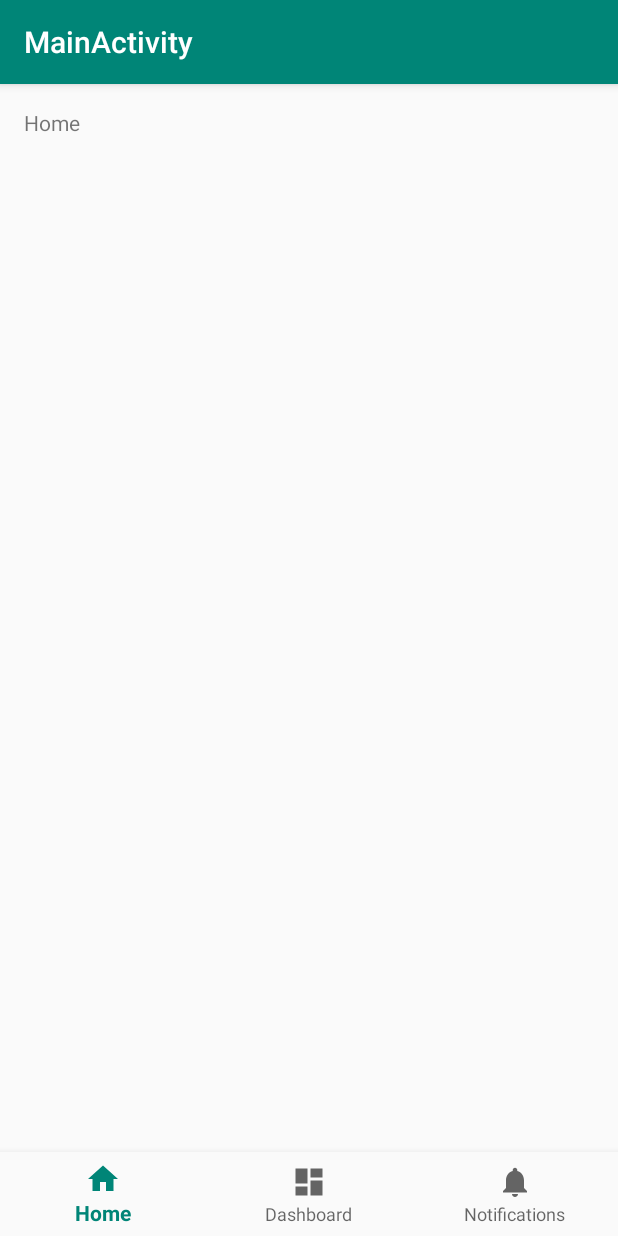
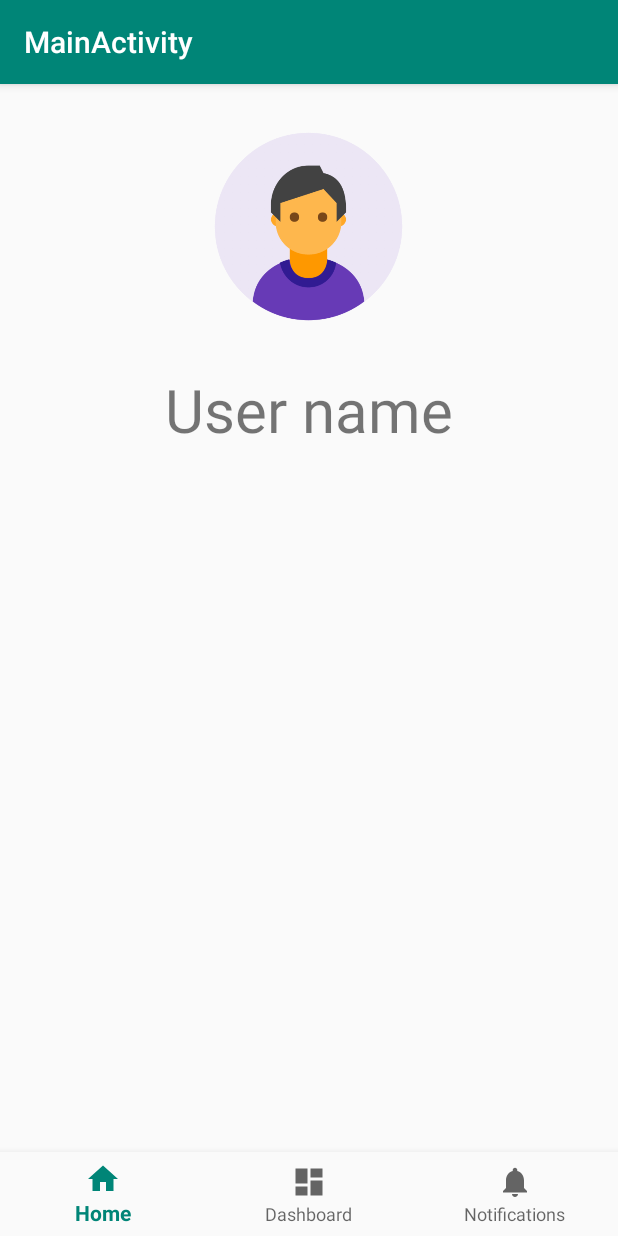
Before and after one commit to N18JAVAPROGRAMMING/Domino, an Android app: the screen it shows after launch (MainActivity), after a tap on "START", on a phone screen of 412 x 824 dp. Run offline under Robolectric (Android 15) with nearby library versions, the phone set to English and light mode, and no system bars.

Commit message:
Перед тем, как стало все плохо

```diff
--- a/app/src/main/AndroidManifest.xml
+++ b/app/src/main/AndroidManifest.xml
@@ -8,7 +8,8 @@
         android:label="@string/app_name"
         android:roundIcon="@mipmap/ic_launcher_round"
         android:supportsRtl="true"
-        android:theme="@style/AppTheme">
+        android:theme="@style/AppTheme"
+        >
         <activity android:name=".InActivity">
             <intent-filter>
                 <action android:name="android.intent.action.MAIN" />
--- a/app/src/main/java/com/example/guest/domino/AuthFragment.java
+++ b/app/src/main/java/com/example/guest/domino/AuthFragment.java
@@ -7,6 +7,8 @@ import android.view.LayoutInflater;
 import android.view.View;
 import android.view.ViewGroup;
 import android.widget.Button;
+import android.widget.EditText;
+import android.widget.TextView;
 
 
 /**
@@ -19,6 +21,8 @@ public class AuthFragment extends Fragment
     onCallBackListener listener;
 
     Button next;
+    TextView login;
+    EditText password;
 
     public interface onCallBackListener{
         void onCallBack(String login);
@@ -26,6 +30,7 @@ public class AuthFragment extends Fragment
 
     public void setListener(onCallBackListener listener){
         this.listener=listener;
+
     }
 
     public AuthFragment() {
@@ -46,6 +51,8 @@ public class AuthFragment extends Fragment
                              Bundle savedInstanceState) {
         View v =  inflater.inflate(R.layout.fragment_auth, container, false);
         next=v.findViewById(R.id.a_next);
+        login=v.findViewById(R.id.a_login);
+        password=v.findViewById(R.id.a_password);
         next.setOnClickListener(new View.OnClickListener() {
             @Override
             public void onClick(View v) {
--- a/app/src/main/java/com/example/guest/domino/InActivity.java
+++ b/app/src/main/java/com/example/guest/domino/InActivity.java
@@ -9,34 +9,63 @@ import android.widget.Button;
 
 public class InActivity extends AppCompatActivity {
 
-    AuthFragment authFragment;
-    Button addAccount;
+
+    Button actionButton;
+    int condition=0;
+    public static final int REGISTARTION_CONDITION=0;
+    public static final int AUTHORIZATION_CONDITION=1;
+    // 0 -авторизация
+    // 1 - регистрация
+
 
 
     @Override
     protected void onCreate(Bundle savedInstanceState) {
         super.onCreate(savedInstanceState);
         setContentView(R.layout.activity_in);
+         condition=AUTHORIZATION_CONDITION;
 
-        authFragment =AuthFragment.newInstance(this);
+
+        final AuthFragment authFragment =AuthFragment.newInstance(this);
         getSupportFragmentManager().popBackStack();
-        FragmentTransaction fragmentTransaction = getSupportFragmentManager().beginTransaction();
+        authFragment.setListener(new AuthFragment.onCallBackListener() {
+            @Override
+            public void onCallBack(String login) {
+
+            }
+        });
+
+         FragmentTransaction fragmentTransaction = getSupportFragmentManager().beginTransaction();
         fragmentTransaction.replace(R.id.fragment,authFragment).commit();
 
+        final RegFragment regFragment =  RegFragment.newInstance(InActivity.this);
 
-        addAccount=findViewById(R.id.add_account);
-        addAccount.setOnClickListener(new View.OnClickListener() {   //изменение кнопки на back to auth
+        //getSupportFragmentManager().popBackStack();
+
+
+       actionButton=findViewById(R.id.add_account);
+        actionButton.setOnClickListener(new View.OnClickListener() {   //изменение кнопки на back to auth
             @Override
             public void onClick(View v) {
                 // нужно добавить передачу логина через CallBack
-                RegFragment regFragment =  RegFragment.newInstance(InActivity.this);
+                FragmentTransaction fragmentTransaction = getSupportFragmentManager().beginTransaction();
+                switch(condition){
+                    case REGISTARTION_CONDITION:
+                        fragmentTransaction.replace(R.id.fragment,authFragment).commit();
+                        actionButton.setText("+ CREATE NEW ACCOUNT");
+                        condition=AUTHORIZATION_CONDITION;
+                        break;
+                    case AUTHORIZATION_CONDITION:
+                        fragmentTransaction.replace(R.id.fragment,regFragment).commit();
+                        fragmentTransaction.addToBackStack(null);
+                        actionButton.setText("LOG_IN");
+                        condition=REGISTARTION_CONDITION;
+                        break;
 
-                //getSupportFragmentManager().popBackStack();
-                FragmentTransaction fragmentTransaction = getSupportFragmentManager().beginTransaction();
-                 fragmentTransaction.replace(R.id.fragment,regFragment).commit();
-                fragmentTransaction.addToBackStack(null);
 
+                }
             }
+
         });
     }
 
--- a/app/src/main/java/com/example/guest/domino/MainActivity.java
+++ b/app/src/main/java/com/example/guest/domino/MainActivity.java
@@ -10,35 +10,57 @@ import android.widget.TextView;
 public class MainActivity extends AppCompatActivity {
 
     private TextView mTextMessage;
+    UserFragment userFragment;
 
-    private BottomNavigationView.OnNavigationItemSelectedListener mOnNavigationItemSelectedListener
-            = new BottomNavigationView.OnNavigationItemSelectedListener() {
 
-        @Override
-        public boolean onNavigationItemSelected(@NonNull MenuItem item) {
-            switch (item.getItemId()) {
-                case R.id.navigation_home:
-                    mTextMessage.setText(R.string.title_home);
-                    return true;
-                case R.id.navigation_dashboard:
-                    mTextMessage.setText(R.string.title_dashboard);
-                    return true;
-                case R.id.navigation_notifications:
-                    mTextMessage.setText(R.string.title_notifications);
-                    return true;
-            }
-            return false;
-        }
-    };
+    private BottomNavigationView.OnNavigationItemSelectedListener mOnNavigationItemSelectedListener;
 
     @Override
     protected void onCreate(Bundle savedInstanceState) {
         super.onCreate(savedInstanceState);
         setContentView(R.layout.activity_main);
 
+        userFragment= UserFragment.newInstance();
+        getSupportFragmentManager().beginTransaction().replace(R.id.fragment,userFragment).commit();
+
+
+
         mTextMessage = (TextView) findViewById(R.id.message);
+         InitBottomNavigationBar();
+
+
         BottomNavigationView navigation = (BottomNavigationView) findViewById(R.id.navigation);
         navigation.setOnNavigationItemSelectedListener(mOnNavigationItemSelectedListener);
     }
 
+
+
+
+    private void InitBottomNavigationBar(){
+         mOnNavigationItemSelectedListener
+                = new BottomNavigationView.OnNavigationItemSelectedListener() {
+
+            @Override
+            public boolean onNavigationItemSelected(@NonNull MenuItem item) {
+                switch (item.getItemId()) {
+                    case R.id.navigation_home:
+                        getSupportFragmentManager().beginTransaction()
+                                .replace(R.id.fragment,userFragment).commit();
+                        return true;
+                    case R.id.navigation_dashboard:
+                        getSupportFragmentManager().beginTransaction()
+                                .remove(userFragment).commit();
+
+                        return true;
+                    case R.id.navigation_notifications:
+                        getSupportFragmentManager().beginTransaction()
+                                .remove(userFragment).commit();
+
+                        return true;
+                }
+                return false;
+            }
+        };
+    }
+
 }
--- /dev/null
+++ b/app/src/main/java/com/example/guest/domino/UserFragment.java
@@ -0,0 +1,52 @@
+package com.example.guest.domino;
+
+
+import android.graphics.Bitmap;
+import android.graphics.drawable.Drawable;
+import android.os.Bundle;
+import android.support.v4.app.Fragment;
+import android.view.LayoutInflater;
+import android.view.View;
+import android.view.ViewGroup;
+import android.widget.ImageView;
+
+
+/**
+ * A simple {@link Fragment} subclass.
+ */
+public class UserFragment extends Fragment {
+
+    ImageView userImage;
+
+
+    public static UserFragment newInstance() {
+
+        Bundle args = new Bundle();
+        UserFragment fragment = new UserFragment();
+        fragment.setArguments(args);
+        return fragment;
+    }
+
+    public UserFragment() {
+        // Required empty public constructor
+    }
+
+    public void setUserImage(){
+        //пример реализации
+        userImage.setImageResource(R.drawable.user);
+
+    }
+
+
+    @Override
+    public View onCreateView(LayoutInflater inflater, ViewGroup container,
+                             Bundle savedInstanceState) {
+        View v= inflater.inflate(R.layout.fragment_user, container, false);
+        userImage=v.findViewById(R.id.user_image);
+
+        setUserImage();
+
+        return v;
+    }
+
+}
--- a/app/src/main/res/layout/activity_main.xml
+++ b/app/src/main/res/layout/activity_main.xml
@@ -6,17 +6,17 @@
     android:layout_width="match_parent"
     android:layout_height="match_parent"
     tools:context=".MainActivity">
+    <LinearLayout
+        android:layout_width="match_parent"
+        android:layout_height="wrap_content"
+        android:orientation="vertical"
+        android:gravity="center"
+        android:id="@+id/fragment"
+        >
 
-    <TextView
-        android:id="@+id/message"
-        android:layout_width="wrap_content"
-        android:layout_height="wrap_content"
-        android:layout_marginStart="@dimen/activity_horizontal_margin"
-        android:layout_marginLeft="@dimen/activity_horizontal_margin"
-        android:layout_marginTop="@dimen/activity_vertical_margin"
-        android:text="@string/title_home"
-        app:layout_constraintLeft_toLeftOf="parent"
-        app:layout_constraintTop_toTopOf="parent" />
+
+
+    </LinearLayout>
 
     <android.support.design.widget.BottomNavigationView
         android:id="@+id/navigation"
--- /dev/null
+++ b/app/src/main/res/layout/fragment_user.xml
@@ -0,0 +1,31 @@
+<?xml version="1.0" encoding="utf-8"?>
+<LinearLayout xmlns:android="http://schemas.android.com/apk/res/android"
+    xmlns:tools="http://schemas.android.com/tools"
+    android:layout_width="match_parent"
+    android:layout_height="match_parent"
+    android:orientation="vertical"
+    tools:context=".UserFragment">
+
+    <!-- TODO: Update blank fragment layout -->
+
+
+    <ImageView
+        android:id="@+id/user_image"
+        android:layout_width="150dp"
+        android:layout_height="150dp"
+        android:layout_gravity="center_horizontal"
+        android:layout_margin="20dp"
+        />
+
+    <TextView
+        android:id="@+id/name"
+        android:layout_width="match_parent"
+        android:layout_height="wrap_content"
+        android:text="User name"
+        android:gravity="center_horizontal"
+        android:textSize="40sp"
+
+
+        />
+
+</LinearLayout>
```
Also changed, not shown: app/src/main/java/com/example/guest/domino/APIService.java (+13 -3 lines), app/src/main/java/com/example/guest/domino/ServerManager.java (added, +89 -0 lines), app/src/main/java/com/example/guest/domino/Task.java (added, +10 -0 lines), app/src/main/res/drawable/user.png (added).
